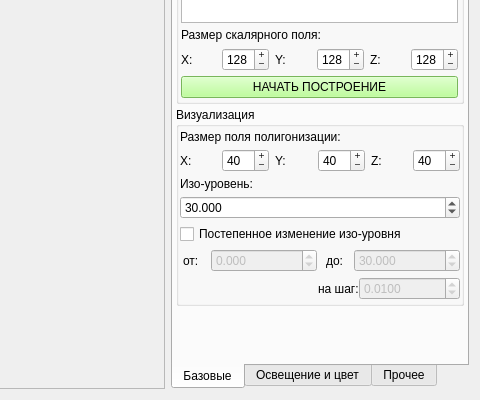
This is vrender-gui/ui/mainwindow.ui in RealSfera/VRender as Qt 5 draws it before an edit; both pictures show x 380 to 860 and y 297 to 697 of the 860 by 697 pixel window. The edited form follows.
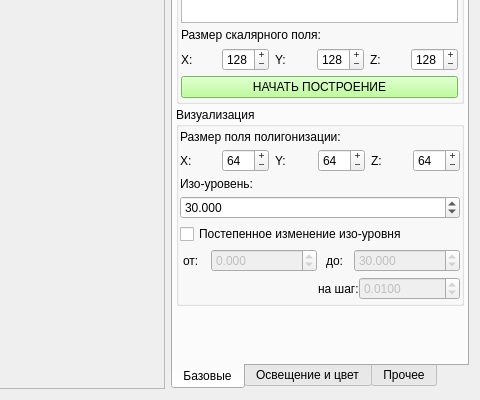
This is the edited form. Icons and pictures are not drawn.

```diff
--- a/vrender-gui/ui/mainwindow.ui
+++ b/vrender-gui/ui/mainwindow.ui
@@ -305,7 +305,7 @@
                   <number>200</number>
                  </property>
                  <property name="value">
-                  <number>40</number>
+                  <number>64</number>
                  </property>
                 </widget>
                </item>
@@ -331,7 +331,7 @@
                   <number>200</number>
                  </property>
                  <property name="value">
-                  <number>40</number>
+                  <number>64</number>
                  </property>
                 </widget>
                </item>
@@ -357,7 +357,7 @@
                   <number>200</number>
                  </property>
                  <property name="value">
-                  <number>40</number>
+                  <number>64</number>
                  </property>
                 </widget>
                </item>
```
Left out of the diff: 26 changed lines with no effect on the pictures.
